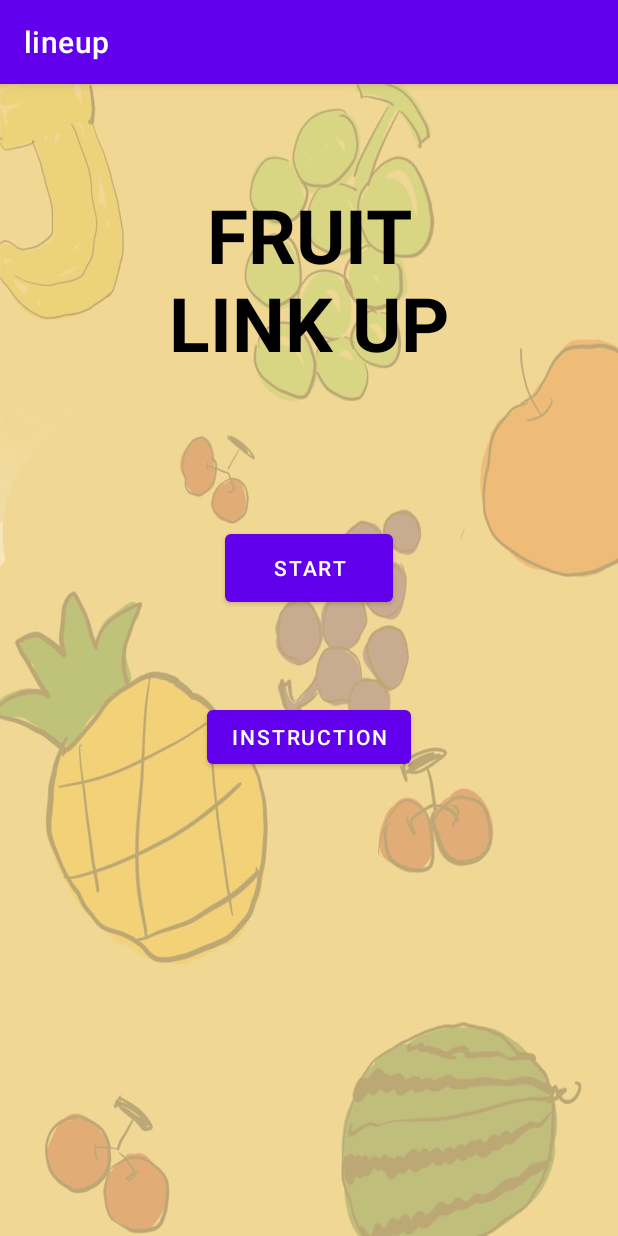
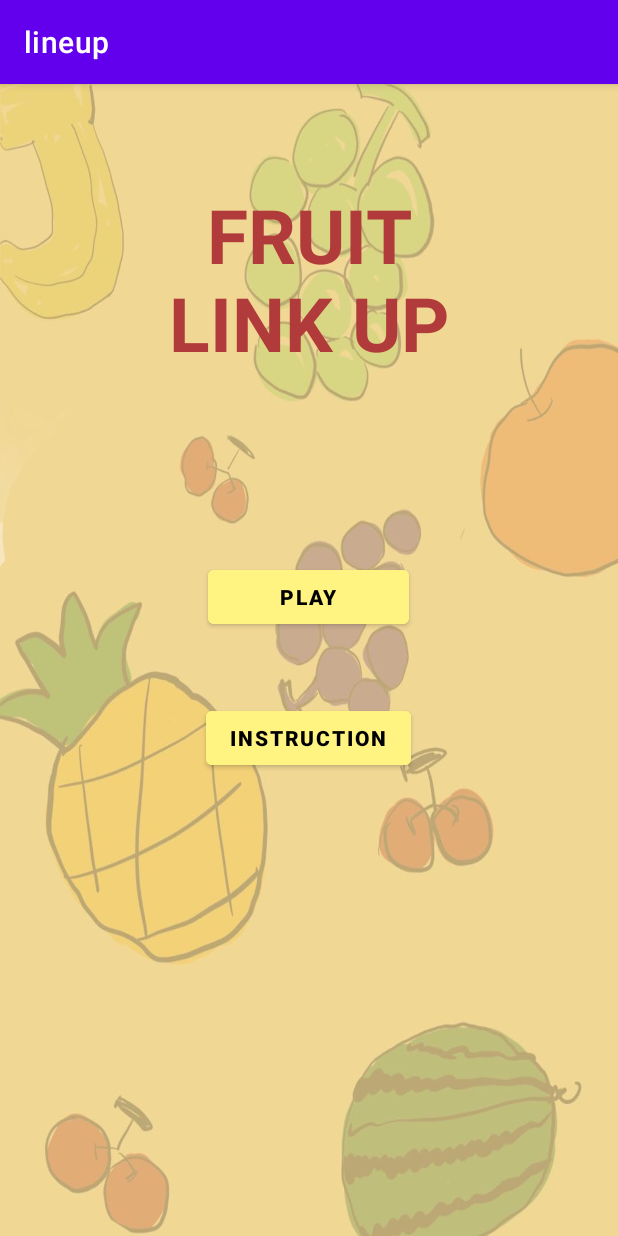
Before and after one commit to xzhan215/cs441_link_up, an Android app: the screen it shows after launch (MainActivity), on a phone screen of 412 x 824 dp. Run offline under Robolectric (Android 15) with nearby library versions, the phone set to English and light mode, and no system bars.

Commit message:
add pictures, adjust outlook

```diff
--- a/lineup/app/src/main/java/com/example/lineup/game.java
+++ b/lineup/app/src/main/java/com/example/lineup/game.java
@@ -58,7 +58,7 @@ public class game extends AppCompatActivity {
     public void initializeboard(){
         //reset the selected button
         start_r = 0; start_c = 0; des_r = 0; des_c = 0; num_clicked = 0;
-
+        score = 0;
         score_board.setText(Integer.toString(0));
         Vector<String> pics_copy = new Vector<>();
         Map<String, Integer> pics_temp = new HashMap<String, Integer>();
--- a/lineup/app/src/main/res/layout/activity_instrction.xml
+++ b/lineup/app/src/main/res/layout/activity_instrction.xml
@@ -12,7 +12,6 @@
         android:layout_height="107dp"
         android:gravity="center"
         android:text="INSTRUCTION"
-
         android:textColor="@color/black"
         android:textSize="40dp"
         android:textStyle="bold"
@@ -41,6 +40,9 @@
         android:layout_width="wrap_content"
         android:layout_height="wrap_content"
         android:onClick="switch_to_menu"
+        android:backgroundTint="#FFF381"
+        android:textColor="@color/black"
+        android:textStyle="bold"
         android:text="Back to Menu"
         app:layout_constraintBottom_toBottomOf="parent"
         app:layout_constraintHorizontal_bias="0.498"
--- a/lineup/app/src/main/res/layout/activity_main.xml
+++ b/lineup/app/src/main/res/layout/activity_main.xml
@@ -11,9 +11,8 @@
         android:layout_width="275dp"
         android:layout_height="132dp"
         android:gravity="center"
-        android:text="FRUIT
-        LINK UP"
-        android:textColor="@color/black"
+        android:text="FRUIT\nLINK UP"
+        android:textColor="#B13A3A"
         android:textSize="50dp"
         android:textStyle="bold"
         app:layout_constraintBottom_toBottomOf="parent"
@@ -24,26 +23,34 @@
 
     <Button
         android:id="@+id/start"
-        android:layout_width="112dp"
-        android:layout_height="57dp"
+        android:layout_width="134dp"
+        android:layout_height="48dp"
+        android:backgroundTint="#FFF381"
         android:onClick="switch_to_game"
-        android:text="Start"
+        android:text="PLAY"
+        android:textColor="@color/black"
+        android:textStyle="bold"
         app:layout_constraintBottom_toBottomOf="parent"
+        app:layout_constraintHorizontal_bias="0.498"
         app:layout_constraintLeft_toLeftOf="parent"
         app:layout_constraintRight_toRightOf="parent"
         app:layout_constraintTop_toTopOf="parent"
-        app:layout_constraintVertical_bias="0.414" />
+        app:layout_constraintVertical_bias="0.442" />
 
     <Button
+        android:id="@+id/instruction"
         android:layout_width="wrap_content"
         android:layout_height="wrap_content"
+        android:backgroundTint="#FFF381"
+        android:onClick="switch_to_instruction"
         android:text="Instruction"
-        android:id="@+id/instruction"
-        android:onClick="switch_to_instruction"
+        android:textColor="@color/black"
+        android:textStyle="bold"
         app:layout_constraintBottom_toBottomOf="parent"
+        app:layout_constraintHorizontal_bias="0.498"
         app:layout_constraintLeft_toLeftOf="parent"
         app:layout_constraintRight_toRightOf="parent"
         app:layout_constraintTop_toTopOf="parent"
-        app:layout_constraintVertical_bias="0.571" />
+        app:layout_constraintVertical_bias="0.572" />
 
 </androidx.constraintlayout.widget.ConstraintLayout>
```
Also changed, not shown: lineup/app/src/main/res/layout/activity_game.xml (+11 -3 lines), lineup/app/src/main/res/drawable/play.png (added).
